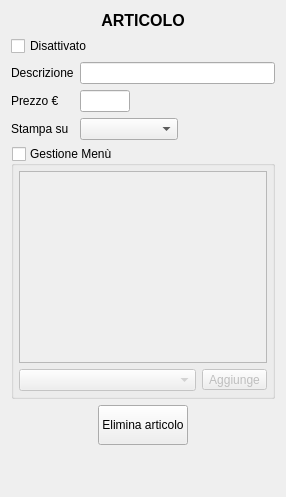
mtonin/gestcassa, file src/dettagliarticolo.ui: the form before one commit.
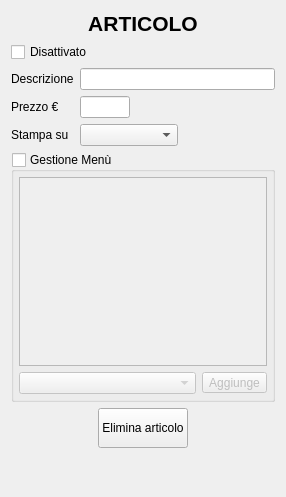
The form after the commit. Icons and pictures are not drawn.

Patch:
```diff
--- a/src/dettagliarticolo.ui
+++ b/src/dettagliarticolo.ui
@@ -30,7 +30,7 @@
     <widget class="QLabel" name="label">
      <property name="font">
       <font>
-       <pointsize>12</pointsize>
+       <pointsize>16</pointsize>
        <weight>75</weight>
        <bold>true</bold>
       </font>
```
